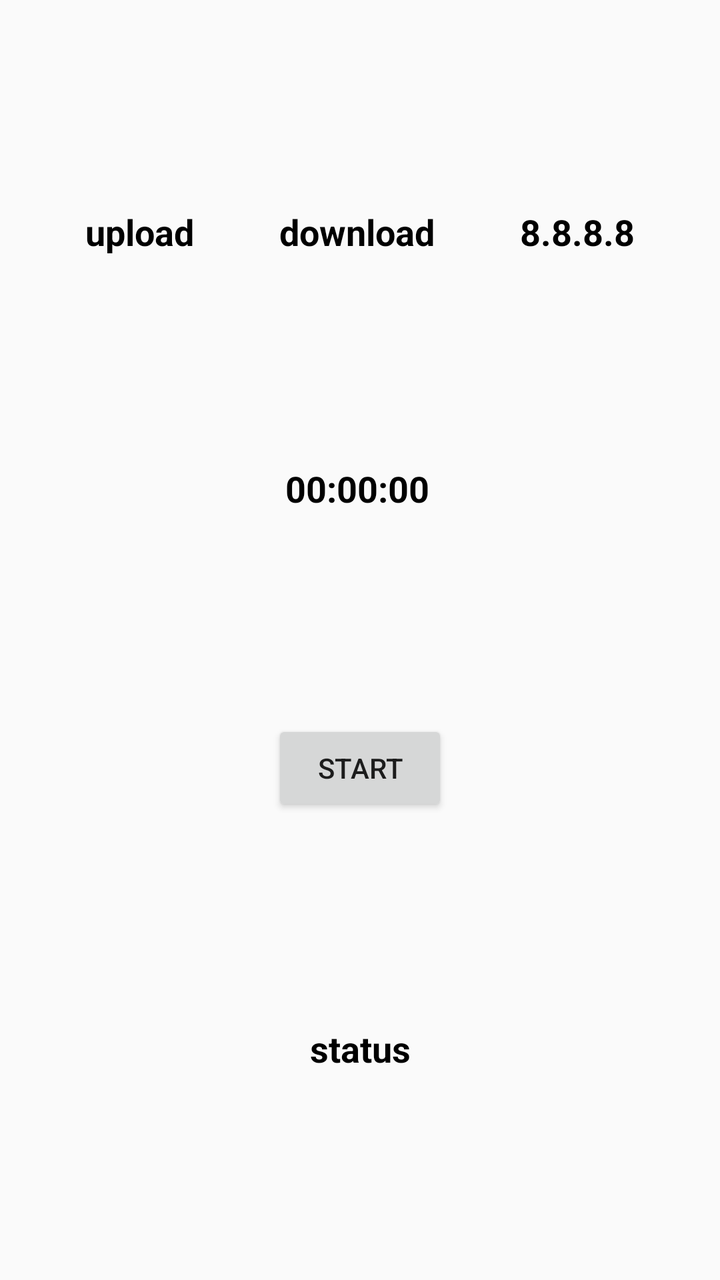
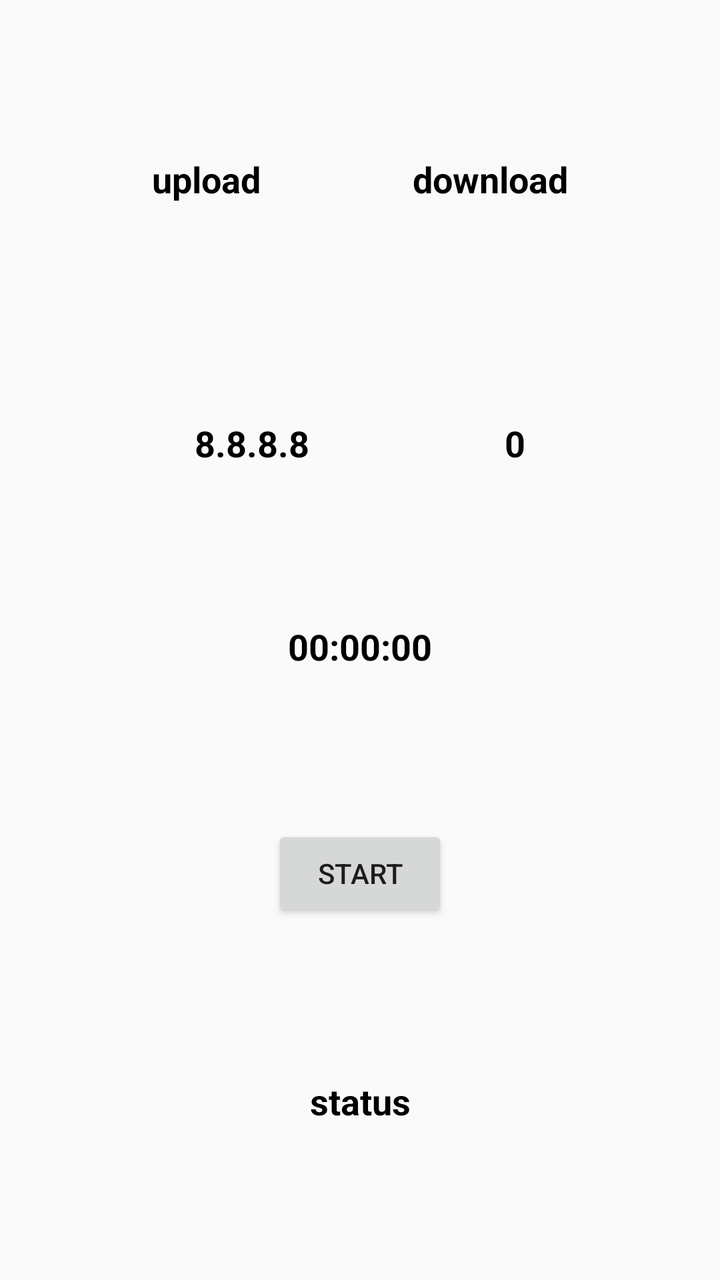

Before-and-after screenshots of an Android layout around one commit, followed by the original layout XML and the change that was made.
<!-- AndroidManifest.xml: application theme Theme.VPNSDK -->
<!-- res/layout/activity_main.xml -->
<?xml version="1.0" encoding="utf-8"?>
<androidx.constraintlayout.widget.ConstraintLayout xmlns:android="http://schemas.android.com/apk/res/android"
    xmlns:app="http://schemas.android.com/apk/res-auto"
    xmlns:tools="http://schemas.android.com/tools"
    android:layout_width="match_parent"
    android:layout_height="match_parent"
    tools:context=".MainActivity">

    <TextView
        android:textColor="@color/black"
        android:textSize="18sp"
        android:textStyle="bold"
        android:id="@+id/uploadText"
        android:layout_width="wrap_content"
        android:layout_height="wrap_content"
        android:text="upload"
        app:layout_constraintBottom_toBottomOf="@+id/downloadText"
        app:layout_constraintEnd_toStartOf="@+id/downloadText"
        app:layout_constraintStart_toStartOf="parent"
        app:layout_constraintTop_toTopOf="@+id/downloadText" />

    <TextView
        android:textColor="@color/black"
        android:textSize="18sp"
        android:textStyle="bold"
        android:id="@+id/downloadText"
        android:layout_width="wrap_content"
        android:layout_height="wrap_content"
        android:text="download"
        app:layout_constraintBottom_toTopOf="@+id/timerText"
        app:layout_constraintEnd_toStartOf="@+id/ipText"
        app:layout_constraintStart_toEndOf="@+id/uploadText"
        app:layout_constraintTop_toTopOf="parent" />

    <TextView
        android:textColor="@color/black"
        android:textSize="18sp"
        android:textStyle="bold"
        android:id="@+id/ipText"
        android:layout_width="wrap_content"
        android:layout_height="wrap_content"
        android:text="8.8.8.8"
        app:layout_constraintBottom_toBottomOf="@+id/downloadText"
        app:layout_constraintEnd_toEndOf="parent"
        app:layout_constraintStart_toEndOf="@+id/downloadText"
        app:layout_constraintTop_toTopOf="@+id/downloadText" />


    <TextView
        android:textColor="@color/black"
        android:textSize="18sp"
        android:textStyle="bold"
        android:id="@+id/timerText"
        android:layout_width="wrap_content"
        android:layout_height="wrap_content"
        android:text="00:00:00"
        app:layout_constraintBottom_toTopOf="@+id/button1"
        app:layout_constraintEnd_toStartOf="@+id/ipText"
        app:layout_constraintStart_toEndOf="@+id/uploadText"
        app:layout_constraintTop_toBottomOf="@id/downloadText" />
    <Button
        android:id="@+id/button1"
        android:layout_width="wrap_content"
        android:layout_height="wrap_content"
        android:text="Start"
        app:layout_constraintBottom_toTopOf="@+id/connectionStatus"
        app:layout_constraintEnd_toEndOf="parent"
        app:layout_constraintStart_toStartOf="parent"
        app:layout_constraintTop_toBottomOf="@+id/timerText" />

    <TextView
        android:textColor="@color/black"
        android:textSize="18sp"
        android:textStyle="bold"
        android:id="@+id/connectionStatus"
        android:layout_width="wrap_content"
        android:layout_height="wrap_content"
        android:text="status"
        app:layout_constraintBottom_toTopOf="@+id/button2"
        app:layout_constraintEnd_toEndOf="parent"
        app:layout_constraintStart_toStartOf="parent"
        app:layout_constraintTop_toBottomOf="@+id/button1" />

    <Button
        android:id="@+id/button2"
        android:layout_width="wrap_content"
        android:layout_height="wrap_content"
        android:text="Stop"
        android:visibility="gone"
        app:layout_constraintBottom_toBottomOf="parent"
        app:layout_constraintEnd_toEndOf="parent"
        app:layout_constraintStart_toStartOf="parent"
        app:layout_constraintTop_toBottomOf="@+id/connectionStatus" />

</androidx.constraintlayout.widget.ConstraintLayout>
<!-- resources referenced by this layout -->
<resources>
  <color name="black">#FF000000</color>
  <style name="Theme.VPNSDK" parent="@style/Theme.AppCompat.DayNight.NoActionBar" />
</resources>

<!-- the commit's change to res/layout/activity_main.xml (unified diff, before → after) -->
@@ -20,44 +20,60 @@
         app:layout_constraintTop_toTopOf="@+id/downloadText" />
 
     <TextView
-        android:textColor="@color/black"
-        android:textSize="18sp"
-        android:textStyle="bold"
         android:id="@+id/downloadText"
         android:layout_width="wrap_content"
         android:layout_height="wrap_content"
         android:text="download"
-        app:layout_constraintBottom_toTopOf="@+id/timerText"
-        app:layout_constraintEnd_toStartOf="@+id/ipText"
+        android:textColor="@color/black"
+        android:textSize="18sp"
+        android:textStyle="bold"
+        app:layout_constraintBottom_toTopOf="@+id/ipText"
+        app:layout_constraintEnd_toEndOf="parent"
         app:layout_constraintStart_toEndOf="@+id/uploadText"
         app:layout_constraintTop_toTopOf="parent" />
 
     <TextView
+        android:id="@+id/ipText"
+        android:layout_width="wrap_content"
+        android:layout_height="wrap_content"
+        android:layout_marginTop="30dp"
+        android:text="8.8.8.8"
+        android:textColor="@color/black"
+        app:layout_constraintEnd_toEndOf="parent"
+        android:textSize="18sp"
+        android:textStyle="bold"
+        app:layout_constraintBottom_toTopOf="@+id/timerText"
+        app:layout_constraintEnd_toStartOf="@+id/pingTv"
+        app:layout_constraintStart_toStartOf="parent"
+        app:layout_constraintTop_toBottomOf="@+id/downloadText" />
+
+    <TextView
+        android:id="@+id/pingTv"
+        android:layout_width="wrap_content"
+        android:layout_height="wrap_content"
+
+        android:text="0"
+        app:layout_constraintBottom_toBottomOf="@+id/ipText"
         android:textColor="@color/black"
         android:textSize="18sp"
         android:textStyle="bold"
-        android:id="@+id/ipText"
-        android:layout_width="wrap_content"
-        android:layout_height="wrap_content"
-        android:text="8.8.8.8"
-        app:layout_constraintBottom_toBottomOf="@+id/downloadText"
         app:layout_constraintEnd_toEndOf="parent"
-        app:layout_constraintStart_toEndOf="@+id/downloadText"
-        app:layout_constraintTop_toTopOf="@+id/downloadText" />
+        app:layout_constraintStart_toEndOf="@+id/ipText"
+        app:layout_constraintTop_toTopOf="@+id/ipText" />
 
 
     <TextView
-        android:textColor="@color/black"
-        android:textSize="18sp"
-        android:textStyle="bold"
         android:id="@+id/timerText"
         android:layout_width="wrap_content"
         android:layout_height="wrap_content"
         android:text="00:00:00"
+        android:textColor="@color/black"
+        android:textSize="18sp"
+        android:textStyle="bold"
         app:layout_constraintBottom_toTopOf="@+id/button1"
-        app:layout_constraintEnd_toStartOf="@+id/ipText"
-        app:layout_constraintStart_toEndOf="@+id/uploadText"
-        app:layout_constraintTop_toBottomOf="@id/downloadText" />
+        app:layout_constraintEnd_toEndOf="parent"
+        app:layout_constraintStart_toStartOf="parent"
+        app:layout_constraintTop_toBottomOf="@id/pingTv" />
     <Button
         android:id="@+id/button1"
         android:layout_width="wrap_content"
